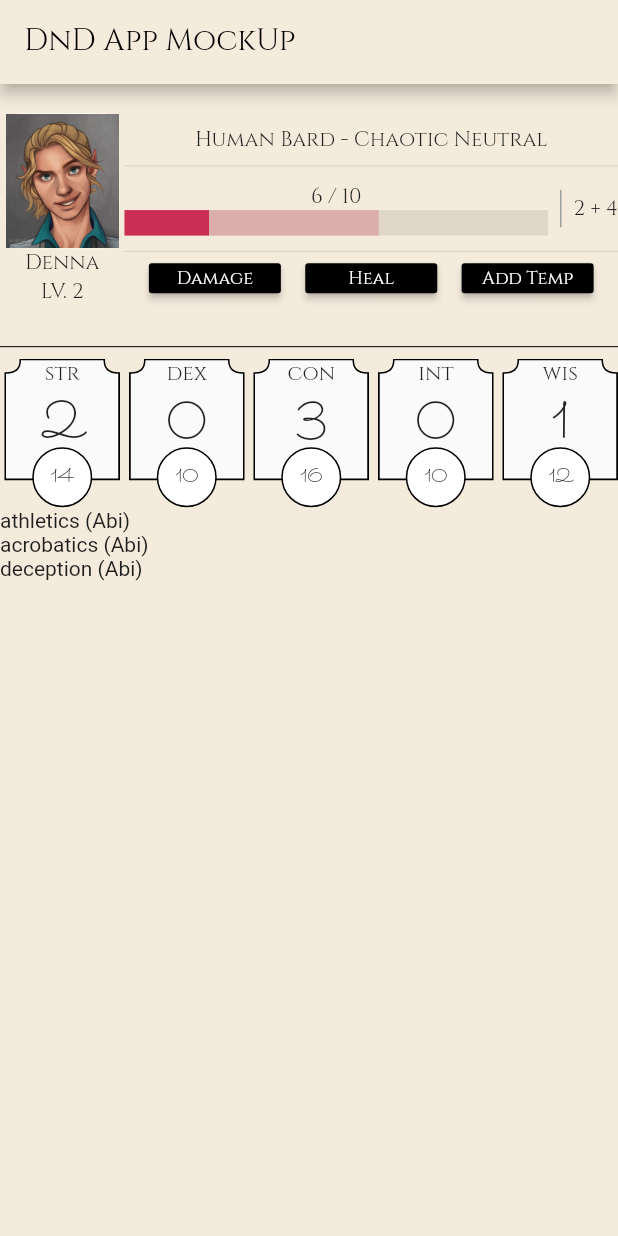
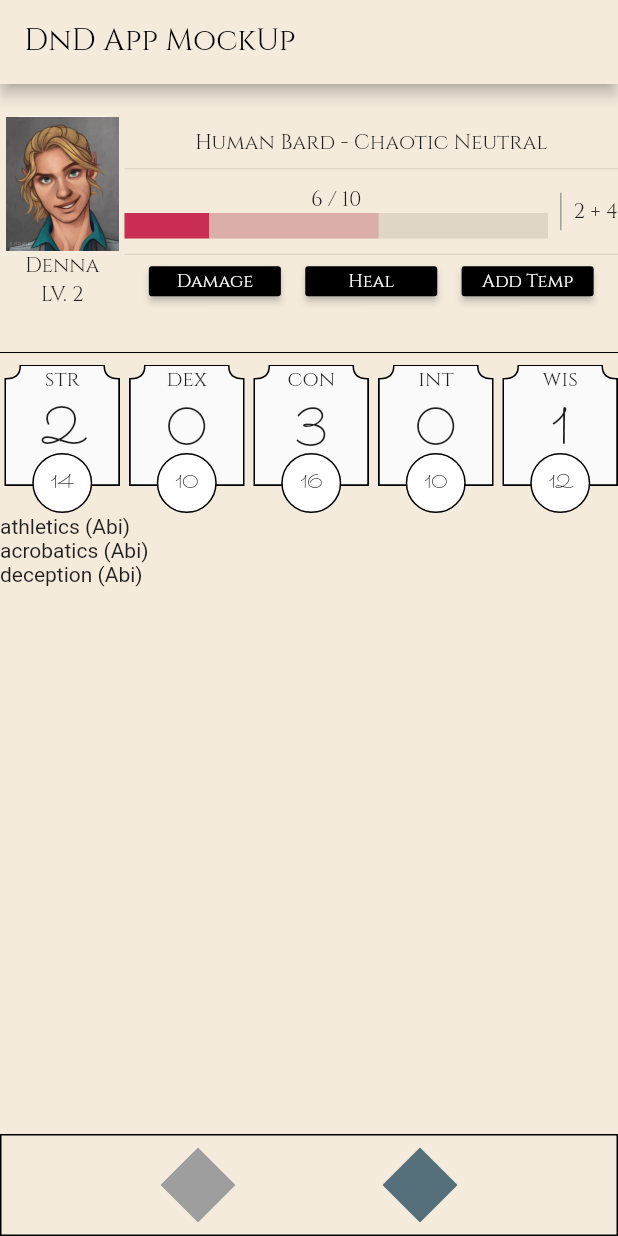
Before and after one commit to lucastercas/dnd-flutter, a Flutter app: the screen it shows after launch, on a phone screen of 412 x 824 dp. Run offline on Flutter 3.47's test engine with Material 2 defaults, Android fonts, the phone set to English and light mode, and no system bars.

Commit message:
feat(char-btn-bar): Begin implementation of magic slots

```diff
--- a/lib/screens/character.dart
+++ b/lib/screens/character.dart
@@ -1,6 +1,7 @@
 import 'dart:convert';
 
 import 'package:dnd/models/char.dart';
+import 'package:dnd/widgets/char_bottom_bar.dart';
 import 'package:dnd/widgets/char_bottom_part.dart';
 import 'package:dnd/widgets/char_top_part.dart';
 import 'package:flutter/material.dart';
@@ -20,19 +21,17 @@ class _CharacterScreenState extends State<CharacterScreen> {
   @override
   Widget build(BuildContext context) {
     return FutureBuilder(
-      future: DefaultAssetBundle.of(context).loadString("assets/data.json"),
+      future: DefaultAssetBundle.of(context).loadString("assets/denna.json"),
       builder: (context, snapshot) {
-        if (snapshot.hasError) return Container();
-        var data = snapshot.data;
-        Character char = parseJson(data);
-
+        Character char = parseJson(snapshot.data);
         return char == null
             ? Container(child: Text("NULL"))
             : Column(
                 children: <Widget>[
-                  Expanded(child: TopPart(char: char), flex: 2),
+                  Expanded(child: TopPart(char: char), flex: 1),
                   Divider(color: Colors.black),
-                  Expanded(child: BottomPart(char: char), flex: 7),
+                  Expanded(child: BottomPart(char: char), flex: 3),
+                  CharacterScreenBottomBar(),
                 ],
               );
       },
--- /dev/null
+++ b/lib/widgets/char_bottom_bar.dart
@@ -0,0 +1,64 @@
+import 'package:flutter/material.dart';
+
+class DiamondClipper extends CustomClipper<Path> {
+  @override
+  Path getClip(Size size) {
+    Path path = Path();
+    path.moveTo(size.width / 2, 0);
+    path.lineTo(size.width, size.height / 2);
+    path.lineTo(size.width / 2, size.height);
+    path.lineTo(0, size.height / 2);
+    path.close();
+    return path;
+  }
+
+  @override
+  bool shouldReclip(DiamondClipper oldClipper) => false;
+}
+
+class CharacterScreenBottomBar extends StatelessWidget {
+  const CharacterScreenBottomBar({
+    Key key,
+  }) : super(key: key);
+
+  @override
+  Widget build(BuildContext context) {
+    return Container(
+      decoration: BoxDecoration(
+        border: Border.all(color: Colors.black),
+      ),
+      padding: EdgeInsets.all(8),
+      child: Row(
+        mainAxisAlignment: MainAxisAlignment.spaceEvenly,
+        children: <Widget>[
+          MagicSlotDiamond(used: true),
+          MagicSlotDiamond(used: false)
+        ],
+      ),
+    );
+  }
+}
+
+class MagicSlotDiamond extends StatelessWidget {
+  const MagicSlotDiamond({
+    Key key,
+    @required this.used,
+  }) : super(key: key);
+
+  final bool used;
+
+  @override
+  Widget build(BuildContext context) {
+    return GestureDetector(
+      onTap: () {},
+      child: ClipPath(
+        clipper: DiamondClipper(),
+        child: Container(
+          height: 50,
+          width: 50,
+          color: used ? Colors.grey : Colors.blueGrey[600],
+        ),
+      ),
+    );
+  }
+}
--- a/lib/widgets/char_bottom_part.dart
+++ b/lib/widgets/char_bottom_part.dart
@@ -18,7 +18,6 @@ class BottomPart extends StatelessWidget {
             child: Row(
               children: <Widget>[
                 Expanded(child: _buildSkills()),
-                Expanded(child: _buildSpells()),
               ],
             ),
           ),
@@ -53,10 +52,4 @@ class BottomPart extends StatelessWidget {
       },
     );
   }
-
-  Widget _buildSpells() {
-    return ListView.builder(
-      itemBuilder: (BuildContext context, int index) {},
-    );
-  }
 }
--- a/pubspec.yaml
+++ b/pubspec.yaml
@@ -31,6 +31,7 @@ flutter:
   assets:
    - assets/images/
    - assets/data.json
+   - assets/denna.json
 
   fonts:
     - family: Cinzel
```
Also changed, not shown: assets/data.json (+35 -36 lines), assets/denna.json (added, +46 -0 lines).
